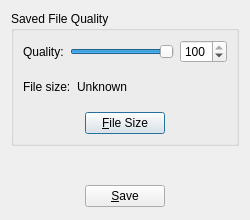
The window that forms/imageQualityDialog.ui (LuminanceHDR/LuminanceHDR) describes before a commit, drawn with Qt 5.
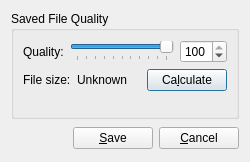
The same window after the commit.

Commit message: some UI cleanup for image quality dialog

```diff
--- a/forms/imageQualityDialog.ui
+++ b/forms/imageQualityDialog.ui
@@ -6,11 +6,11 @@
     <x>0</x>
     <y>0</y>
     <width>250</width>
-    <height>220</height>
+    <height>162</height>
    </rect>
   </property>
   <property name="sizePolicy" >
-   <sizepolicy vsizetype="Fixed" hsizetype="Fixed" >
+   <sizepolicy vsizetype="Preferred" hsizetype="Preferred" >
     <horstretch>250</horstretch>
     <verstretch>220</verstretch>
    </sizepolicy>
@@ -18,13 +18,13 @@
   <property name="minimumSize" >
    <size>
     <width>250</width>
-    <height>220</height>
+    <height>140</height>
    </size>
   </property>
   <property name="maximumSize" >
    <size>
-    <width>250</width>
-    <height>220</height>
+    <width>800</width>
+    <height>600</height>
    </size>
   </property>
   <property name="windowTitle" >
@@ -64,6 +64,9 @@
               <property name="orientation" >
                <enum>Qt::Horizontal</enum>
               </property>
+              <property name="tickPosition" >
+               <enum>QSlider::TicksBelow</enum>
+              </property>
              </widget>
             </item>
             <item>
@@ -78,19 +81,6 @@
             </item>
            </layout>
           </item>
-          <item>
-           <spacer name="verticalSpacer" >
-            <property name="orientation" >
-             <enum>Qt::Vertical</enum>
-            </property>
-            <property name="sizeHint" stdset="0" >
-             <size>
-              <width>205</width>
-              <height>13</height>
-             </size>
-            </property>
-           </spacer>
-          </item>
           <item>
            <layout class="QHBoxLayout" name="horizontalLayout_2" >
             <item>
@@ -120,76 +110,36 @@
               </property>
              </spacer>
             </item>
-           </layout>
-          </item>
-          <item>
-           <spacer name="verticalSpacer_2" >
-            <property name="orientation" >
-             <enum>Qt::Vertical</enum>
-            </property>
-            <property name="sizeHint" stdset="0" >
-             <size>
-              <width>205</width>
-              <height>13</height>
-             </size>
-            </property>
-           </spacer>
-          </item>
-          <item>
-           <layout class="QHBoxLayout" name="horizontalLayout_3" >
-            <item>
-             <spacer name="horizontalSpacer_5" >
-              <property name="orientation" >
-               <enum>Qt::Horizontal</enum>
-              </property>
-              <property name="sizeHint" stdset="0" >
-               <size>
-                <width>40</width>
-                <height>20</height>
-               </size>
-              </property>
-             </spacer>
-            </item>
             <item>
              <widget class="QPushButton" name="getSizeButton" >
               <property name="text" >
-               <string>&amp;File Size</string>
+               <string>Ca&amp;lculate</string>
               </property>
              </widget>
             </item>
-            <item>
-             <spacer name="horizontalSpacer_2" >
-              <property name="orientation" >
-               <enum>Qt::Horizontal</enum>
-              </property>
-              <property name="sizeHint" stdset="0" >
-               <size>
-                <width>40</width>
-                <height>20</height>
-               </size>
-              </property>
-             </spacer>
-            </item>
            </layout>
           </item>
+          <item>
+           <spacer name="verticalSpacer_2" >
+            <property name="orientation" >
+             <enum>Qt::Vertical</enum>
+            </property>
+            <property name="sizeHint" stdset="0" >
+             <size>
+              <width>205</width>
+              <height>13</height>
+             </size>
+            </property>
+           </spacer>
+          </item>
+          <item>
+           <layout class="QHBoxLayout" name="horizontalLayout_3" />
+          </item>
          </layout>
         </item>
        </layout>
       </widget>
      </item>
-     <item>
-      <spacer name="verticalSpacer_3" >
-       <property name="orientation" >
-        <enum>Qt::Vertical</enum>
-       </property>
-       <property name="sizeHint" stdset="0" >
-        <size>
-         <width>20</width>
-         <height>40</height>
-        </size>
-       </property>
-      </spacer>
-     </item>
      <item>
       <layout class="QHBoxLayout" name="horizontalLayout_4" >
        <item>
@@ -213,17 +163,11 @@
         </widget>
        </item>
        <item>
-        <spacer name="horizontalSpacer_4" >
-         <property name="orientation" >
-          <enum>Qt::Horizontal</enum>
+        <widget class="QPushButton" name="cancelButton" >
+         <property name="text" >
+          <string>&amp;Cancel</string>
          </property>
-         <property name="sizeHint" stdset="0" >
-          <size>
-           <width>40</width>
-           <height>20</height>
-          </size>
-         </property>
-        </spacer>
+        </widget>
        </item>
       </layout>
      </item>
```
Left out of the diff: 39 changed lines with no effect on the pictures. The commit also changes 4 other files.
